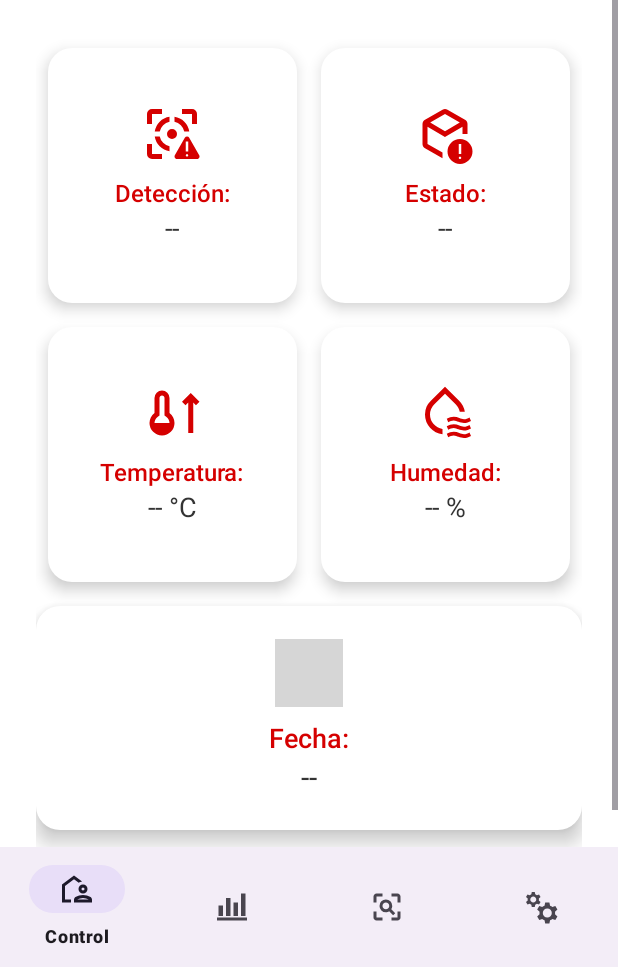
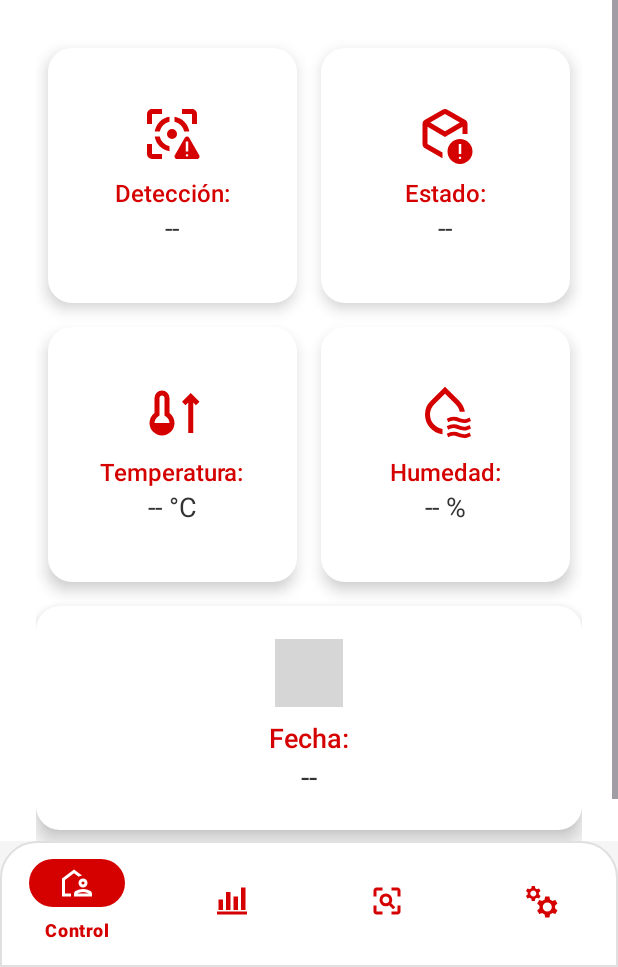
Before and after one commit to Shakira-leo/Gestrestauhcoapp, an Android app: the HomeActivity screen opened directly, with no data from a screen before it, on a phone screen of 412 x 824 dp, the part 269-1236 px from its top. Run offline under Robolectric (Android 15) with nearby library versions, the light colour scheme and no system bars; grey boxes are pictures that could not be loaded.

Commit message:
diseño de navegacion listo

```diff
--- /dev/null
+++ b/app/src/main/res/color/selector_icon_color.xml
@@ -0,0 +1,7 @@
+<?xml version="1.0" encoding="utf-8"?>
+<selector xmlns:android="http://schemas.android.com/apk/res/android">
+    <!-- Ícono seleccionado -->
+    <item android:color="#FFFFFF" android:state_checked="true" />
+    <!-- Ícono no seleccionado -->
+    <item android:color="#D50000" android:state_checked="false" />
+</selector>
--- /dev/null
+++ b/app/src/main/res/color/selector_nav_item_color.xml
@@ -0,0 +1,5 @@
+<?xml version="1.0" encoding="utf-8"?>
+<selector xmlns:android="http://schemas.android.com/apk/res/android">
+    <item android:color="#D50000" android:state_checked="true" />
+    <item android:color="#D50000" android:state_checked="false" />
+</selector>
--- /dev/null
+++ b/app/src/main/res/color/selector_text_color.xml
@@ -0,0 +1,7 @@
+<?xml version="1.0" encoding="utf-8"?>
+<selector xmlns:android="http://schemas.android.com/apk/res/android">
+    <!-- Texto seleccionado -->
+    <item android:color="#D50000" android:state_checked="true" /> <!-- Negro -->
+    <!-- Texto no seleccionado -->
+    <item android:color="#757575" android:state_checked="false" /> <!-- Gris -->
+</selector>
--- /dev/null
+++ b/app/src/main/res/drawable/bg_bottom_nav.xml
@@ -0,0 +1,14 @@
+<?xml version="1.0" encoding="utf-8"?>
+<shape xmlns:android="http://schemas.android.com/apk/res/android"
+    android:shape="rectangle">
+
+    <solid android:color="#FFFFFF" />
+
+    <corners
+        android:topLeftRadius="24dp"
+        android:topRightRadius="24dp" />
+
+    <padding android:bottom="4dp" />
+    <size android:height="56dp" />
+    <stroke android:color="#E0E0E0" android:width="1dp" />
+</shape>
--- a/app/src/main/res/drawable/btn_rojo_degradado.xml
+++ b/app/src/main/res/drawable/btn_rojo_degradado.xml
@@ -2,8 +2,8 @@
 <shape xmlns:android="http://schemas.android.com/apk/res/android"
     android:shape="rectangle">
     <gradient
-        android:startColor="#D32F2F"
-        android:endColor="#FF5252"
+        android:startColor="#D50000"
+        android:endColor="#D50000"
         android:angle="90" />
     <corners android:radius="25dp" />
 </shape>
--- a/app/src/main/res/drawable/btn_rojo_presionado.xml
+++ b/app/src/main/res/drawable/btn_rojo_presionado.xml
@@ -2,8 +2,8 @@
 <shape xmlns:android="http://schemas.android.com/apk/res/android"
     android:shape="rectangle">
     <gradient
-        android:startColor="#D32F2F"
-        android:endColor="#FF5252"
+        android:startColor="#7A0909"
+        android:endColor="#7A0909"
         android:angle="90" />
     <corners android:radius="25dp" />
 </shape>
--- /dev/null
+++ b/app/src/main/res/drawable/ic_barras.xml
@@ -0,0 +1,3 @@
+<vector xmlns:android="http://schemas.android.com/apk/res/android" android:width="24dp" android:height="24dp" android:viewportWidth="960" android:viewportHeight="960" android:tint="?attr/colorControlNormal">
+    <path android:fillColor="@android:color/white" android:pathData="M640,800L640,520L800,520L800,800L640,800ZM400,800L400,160L560,160L560,800L400,800ZM160,800L160,360L320,360L320,800L160,800Z"/>
+</vector>
--- /dev/null
+++ b/app/src/main/res/drawable/ic_pastel.xml
@@ -0,0 +1,3 @@
+<vector xmlns:android="http://schemas.android.com/apk/res/android" android:width="24dp" android:height="24dp" android:viewportWidth="960" android:viewportHeight="960" android:tint="?attr/colorControlNormal">
+    <path android:fillColor="@android:color/white" android:pathData="M480,880Q397,880 324,848.5Q251,817 197,763Q143,709 111.5,636Q80,563 80,480Q80,397 111.5,324Q143,251 197,197Q251,143 324,111.5Q397,80 480,80Q563,80 636,111.5Q709,143 763,197Q817,251 848.5,324Q880,397 880,480Q880,563 848.5,636Q817,709 763,763Q709,817 636,848.5Q563,880 480,880ZM253,707L480,480L480,160Q346,160 253,253Q160,346 160,480Q160,544 184,603Q208,662 253,707Z"/>
+</vector>
--- a/app/src/main/res/layout/activity_home.xml
+++ b/app/src/main/res/layout/activity_home.xml
@@ -3,7 +3,8 @@
     xmlns:app="http://schemas.android.com/apk/res-auto"
     android:layout_width="match_parent"
     android:layout_height="match_parent"
-    android:orientation="vertical">
+    android:orientation="vertical"
+    android:background="#F5F5F5">
 
     <FrameLayout
         android:id="@+id/fragmentContainer"
@@ -15,5 +16,10 @@
         android:id="@+id/bottomNavigation"
         android:layout_width="match_parent"
         android:layout_height="wrap_content"
-        app:menu="@menu/bottom_nav_menu" />
+        android:background="@drawable/bg_bottom_nav"
+        app:menu="@menu/bottom_nav_menu"
+        android:elevation="10dp"
+        app:itemActiveIndicatorStyle="@style/CustomActiveIndicator"
+        app:itemIconTint="@color/selector_icon_color"
+        app:itemTextColor="@color/selector_text_color" />
 </LinearLayout>
--- a/app/src/main/res/values/colors.xml
+++ b/app/src/main/res/values/colors.xml
@@ -2,4 +2,6 @@
 <resources>
     <color name="black">#FF000000</color>
     <color name="white">#FFFFFFFF</color>
+
+
 </resources>
--- /dev/null
+++ b/app/src/main/res/values/styles.xml
@@ -0,0 +1,8 @@
+<?xml version="1.0" encoding="utf-8"?>
+<resources>
+
+    <style name="CustomActiveIndicator" parent="Widget.Material3.BottomNavigationView.ActiveIndicator">
+        <item name="android:color">#D50000</item>
+    </style>
+
+</resources>
```
Also changed, not shown: app/src/main/java/com/example/gestrestauhco/EstadisticaFragment.kt (+33 -11 lines), app/src/main/res/drawable/nav_item_background.xml (added, +16 -0 lines), app/src/main/res/layout/fragment_estadistica.xml (+69 -2 lines).
